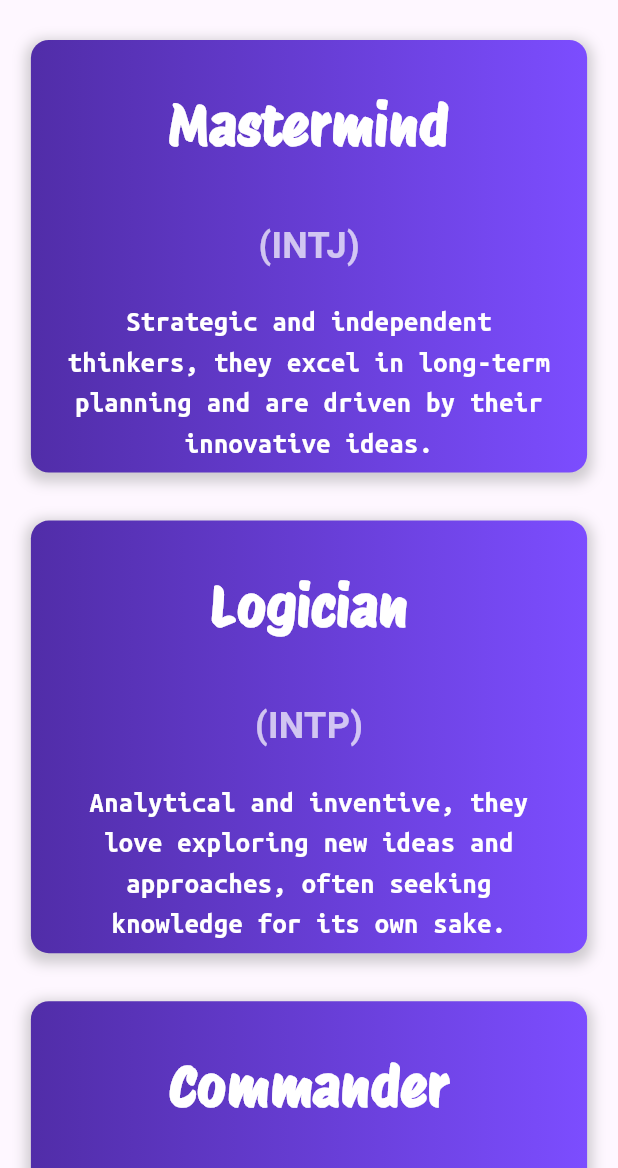
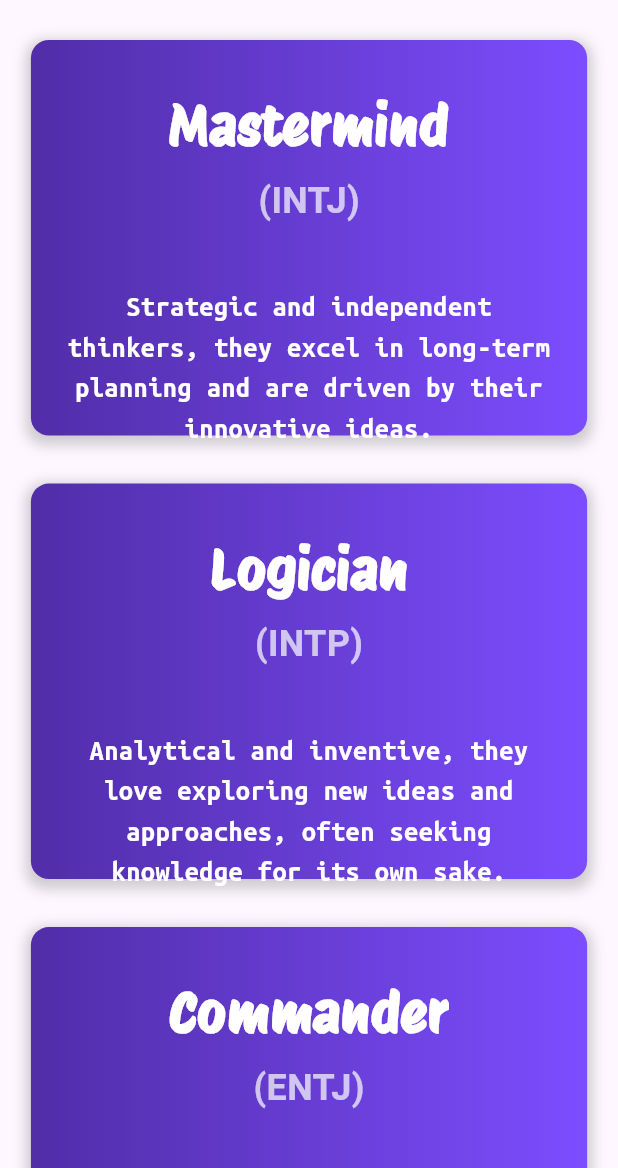
Before and after one commit to softengen/MBTI_Personality_App, a Flutter app: the screen it shows after launch, on a phone screen of 412 x 824 dp, the part 68-1236 px from its top. Run offline on Flutter 3.47's test engine with Material 3 defaults, Android fonts, the phone set to English and light mode, and no system bars; project files that could hold a hidden picture were left out.

Commit message:
update personality_card

```diff
--- a/lib/widgets/personality_card.dart
+++ b/lib/widgets/personality_card.dart
@@ -37,14 +37,14 @@ class personality_card extends StatelessWidget {
             ),
           ),
           width: w * 0.9,
-          height: h * 0.35,
+          height: h * 0.32,
           child: Column(
             crossAxisAlignment: CrossAxisAlignment.center,
             children: [
               const SizedBox(height: 20),
               Container(
                 margin: const EdgeInsets.all(10),
-                height: 80,
+                height: 50,
                 child: Text(
                   body[1] ?? '', // Null check for body[1]
                   style: const TextStyle(
@@ -64,7 +64,7 @@ class personality_card extends StatelessWidget {
                   color: Colors.white70,
                 ),
               ),
-              const SizedBox(height: 20),
+              const SizedBox(height: 40),
               Padding(
                 padding: const EdgeInsets.symmetric(horizontal: 20),
                 child: Text(
```
